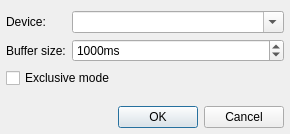
Old version of the form qmmp/src/plugins/Output/wasapi/settingsdialog.ui in the repository Greedysky/TTKMusicPlayer.
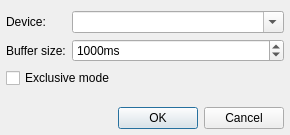
New version of the form.

Diff of the .ui file:
```diff
--- a/qmmp/src/plugins/Output/wasapi/settingsdialog.ui
+++ b/qmmp/src/plugins/Output/wasapi/settingsdialog.ui
@@ -7,9 +7,21 @@
     <x>0</x>
     <y>0</y>
     <width>290</width>
-    <height>134</height>
+    <height>135</height>
    </rect>
   </property>
+  <property name="minimumSize">
+   <size>
+    <width>290</width>
+    <height>135</height>
+   </size>
+  </property>
+  <property name="maximumSize">
+   <size>
+    <width>290</width>
+    <height>135</height>
+   </size>
+  </property>
   <property name="windowTitle">
    <string>WASAPI Plugin Settings</string>
   </property>
```
Left out of the diff: 20 changed lines with no effect on the pictures.
